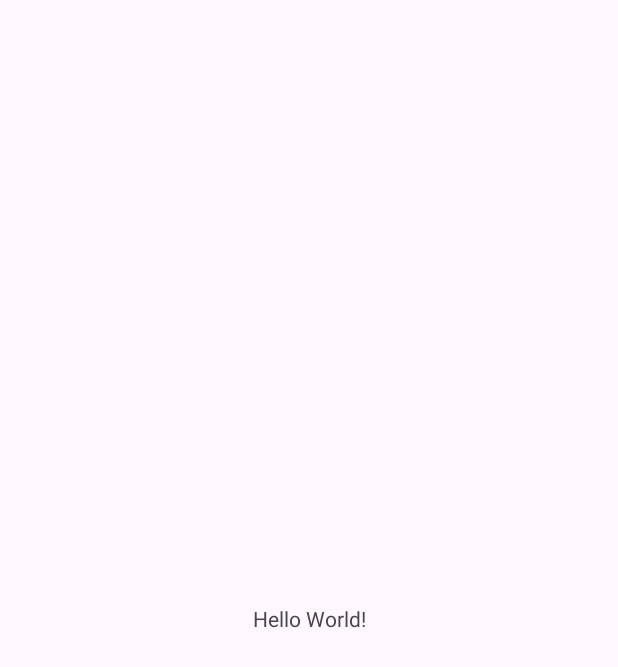
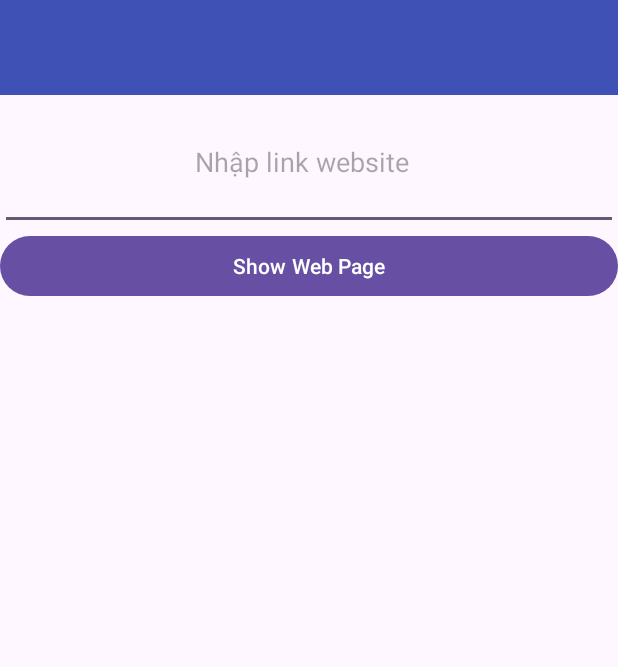
Before and after one commit to tranhieu243/CSE441_PRATICE, an Android app: the screen it shows after launch (MainActivity), on a phone screen of 412 x 824 dp. Before the commit the part shown is almost empty. Shown: the top 667 px of the screen. Run offline under Robolectric (Android 15) with nearby library versions, the phone set to English and light mode, and no system bars.

Commit message:
update Ex11

```diff
--- a/Ex11/app/src/main/res/layout/activity_main.xml
+++ b/Ex11/app/src/main/res/layout/activity_main.xml
@@ -7,13 +7,42 @@
     android:layout_height="match_parent"
     tools:context=".MainActivity">
 
-    <TextView
-        android:layout_width="wrap_content"
-        android:layout_height="wrap_content"
-        android:text="Hello World!"
-        app:layout_constraintBottom_toBottomOf="parent"
-        app:layout_constraintEnd_toEndOf="parent"
-        app:layout_constraintStart_toStartOf="parent"
-        app:layout_constraintTop_toTopOf="parent" />
+    <LinearLayout
+        android:layout_width="match_parent"
+        android:layout_height="match_parent"
+        android:backgroundTint="#4CAF50"
+        android:orientation="vertical"
+        tools:layout_editor_absoluteX="0dp"
+        tools:layout_editor_absoluteY="0dp">
+
+        <TextView
+            android:id="@+id/textView"
+            android:layout_width="match_parent"
+            android:layout_height="63dp"
+            android:background="#3F51B5"
+            android:backgroundTint="#3F51B5"
+            android:text=""
+            android:textColor="#FFFFFF"
+            android:textSize="26sp" />
+
+        <EditText
+            android:id="@+id/edtLink"
+            android:layout_width="match_parent"
+            android:layout_height="90dp"
+            android:paddingLeft="130sp"
+            android:ems="10"
+            android:inputType="text"
+            android:hint="Nhập link website"
+
+            android:textColor="#4CAF50" />
+
+        <Button
+            android:id="@+id/btnOpen"
+            android:layout_width="match_parent"
+            android:layout_height="wrap_content"
+            android:paddingTop="6dp"
+            android:text="Show Web Page" />
+
+    </LinearLayout>
 
 </androidx.constraintlayout.widget.ConstraintLayout>
```
